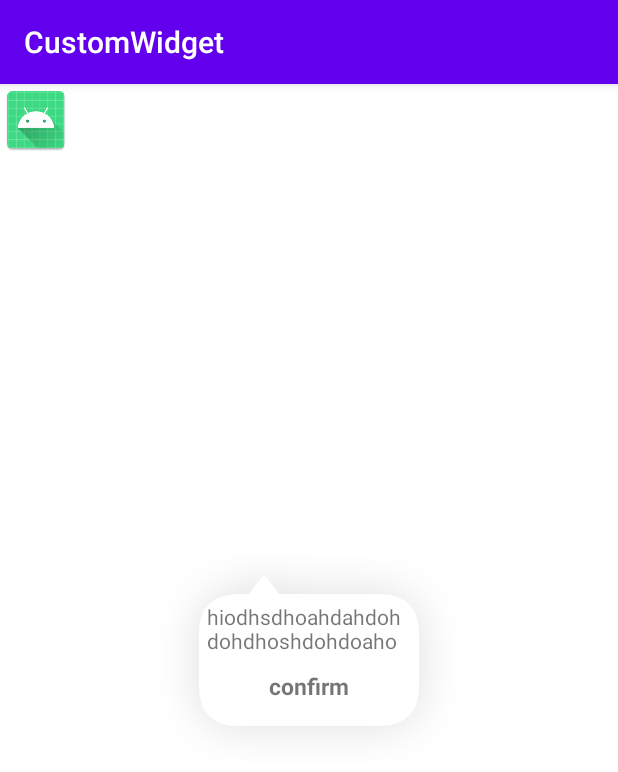
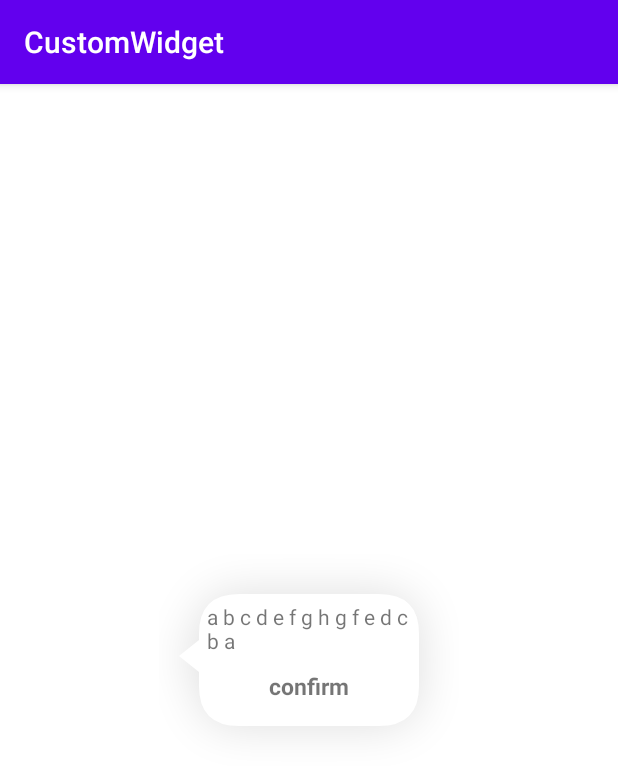
Before and after one commit to LucasDevelop/CustomView, an Android app: the ShadowActivity screen opened directly, with no data from a screen before it, on a phone screen of 412 x 824 dp. Shown: the top 772 px of the screen. Run offline under Robolectric (Android 15) with nearby library versions, the phone set to English and light mode, and no system bars.

Commit message:
自定义阴影、角标容器控件

```diff
--- a/app/src/main/java/com/cj/customwidget/page/ShadowActivity.kt
+++ b/app/src/main/java/com/cj/customwidget/page/ShadowActivity.kt
@@ -14,19 +14,5 @@ class ShadowActivity : AppCompatActivity() {
     override fun onCreate(savedInstanceState: Bundle?) {
         super.onCreate(savedInstanceState)
         setContentView(R.layout.activity_shadow)
-        v_content.viewTreeObserver.addOnGlobalLayoutListener(object :ViewTreeObserver.OnGlobalLayoutListener{
-            override fun onGlobalLayout() {
-                "w:${v_content.width},h:${v_content.height}".p()
-                "w:${v_shadow.width},h:${v_shadow.height}".p()
-                "mw:${v_shadow.measuredWidth},mh:${v_shadow.measuredHeight}".p()
-            }
-        })
-        v_temp.outlineProvider = object :ViewOutlineProvider(){
-            override fun getOutline(view: View, outline: Outline) {
-                outline.alpha = 0.5f
-                outline.setRoundRect(0,0,view.width,view.height,20f)
-            }
-        }
-        v_temp.clipToOutline = true
     }
 }
--- a/app/src/main/java/com/cj/customwidget/widget/ShadowGroup.kt
+++ b/app/src/main/java/com/cj/customwidget/widget/ShadowGroup.kt
@@ -38,7 +38,6 @@ class ShadowGroup : FrameLayout {
     }
 
     private val shadowPaint = Paint()
-    private val shadowRectF = RectF()
     val path = Path()
     private val defPadding = 40f
     private var shadowDx = 0f
@@ -48,7 +47,7 @@ class ShadowGroup : FrameLayout {
     private var shadowColor = Color.parseColor("#22000000")
     private var bgColor = Color.WHITE//背景色
     private var indicatorOrientation = -1//指针方向
-    private var indicatorMargin = 50f//指针偏移量
+    private var indicatorMargin = 0.2f//指针偏移百分比（基于当前宽高）0~1
 
     private fun initView(context: Context, attrs: AttributeSet?) {
         attrs?.apply {
@@ -59,7 +58,9 @@ class ShadowGroup : FrameLayout {
             shadowMaxHeight = obtain.getDimension(R.styleable.ShadowGroup_shadowMaxHeight, shadowMaxHeight)
             shadowColor = obtain.getColor(R.styleable.ShadowGroup_shadowColor, shadowColor)
             bgColor = obtain.getColor(R.styleable.ShadowGroup_shadowBgColor, bgColor)
-            indicatorOrientation = obtain.getInt(R.styleable.ShadowGroup_indicatorOrientation, indicatorOrientation)
+            indicatorMargin = obtain.getFloat(R.styleable.ShadowGroup_shadowIndicatorMargin, indicatorMargin)
+            indicatorOrientation =
+                obtain.getInt(R.styleable.ShadowGroup_shadowIndicatorOrientation, indicatorOrientation)
             obtain.recycle()
         }
         //关闭硬件加速
@@ -68,59 +69,50 @@ class ShadowGroup : FrameLayout {
         shadowPaint.style = Paint.Style.FILL
         shadowPaint.color = bgColor
 
+        //设置padding防止子控件挡住投影
         setPadding(defPadding.toInt(), defPadding.toInt(), defPadding.toInt(), defPadding.toInt())
     }
 
     override fun onMeasure(widthMeasureSpec: Int, heightMeasureSpec: Int) {
-//        val sizeW = MeasureSpec.getSize(widthMeasureSpec)
-//        val modeW = MeasureSpec.getMode(widthMeasureSpec)
-//        var sizeH = MeasureSpec.getSize(heightMeasureSpec)
-//        val modeH = MeasureSpec.getMode(heightMeasureSpec)
-//        //增加控件大小，用于空出多余的空间显示阴影
-//        var newW: Int = widthMeasureSpec
-//        if (modeW == MeasureSpec.AT_MOST) {
-//            newW = MeasureSpec.makeMeasureSpec((sizeW + defPadding * 2).toInt(), modeW)
-//        }
-//        var newH = heightMeasureSpec
-//        if (modeH == MeasureSpec.AT_MOST) {
-//            newH = MeasureSpec.makeMeasureSpec((sizeH ).toInt(), modeH)
-//        }
-
-//        "sizeW:$sizeW,sizeH:$sizeH    newW:${sizeW + defPadding * 2},newH:${sizeH + defPadding * 2}".p()
-//        if (shadowMaxHeight > 0 && sizeH > shadowMaxHeight) {//限制最大高度
-//            sizeH = shadowMaxHeight.toInt()
-//            newH = MeasureSpec.makeMeasureSpec((sizeH + defPadding * 2).toInt(), modeH)
-//        }
-
-//        super.onMeasure(newW, newH)
-//        getChildAt(0).measure(widthMeasureSpec,heightMeasureSpec)
-
-        (getChildAt(0).layoutParams as LayoutParams).gravity = Gravity.CENTER
+        if (childCount > 1) {
+            throw IllegalArgumentException("ShadowGroup 只允许有一个子控件。")
+        }
+        if (childCount == 1)
+            (getChildAt(0).layoutParams as LayoutParams).gravity = Gravity.CENTER
         super.onMeasure(widthMeasureSpec, heightMeasureSpec)
     }
 
-    override fun onLayout(changed: Boolean, left: Int, top: Int, right: Int, bottom: Int) {
-        super.onLayout(changed, left, top, right, bottom)
-//        shadowRectF.left = if (paddingLeft > 0) paddingLeft.toFloat() else defPadding
-//        shadowRectF.right = width.toFloat() - if (paddingRight > 0) paddingRight.toFloat() else defPadding
-//        shadowRectF.top = if (paddingTop > 0) paddingTop.toFloat() else defPadding
-//        shadowRectF.bottom = height.toFloat() - if (paddingBottom > 0) paddingBottom.toFloat() else defPadding
-        //让子控件居中
-//        getChildAt(0).apply {
-//            layout(defPadding.toInt(),defPadding.toInt(), (defPadding+measuredWidth).toInt(),
-//                (defPadding+measuredHeight).toInt()
-//            )
-//        }
+    override fun dispatchDraw(canvas: Canvas) {
+        var indMargin = 0   //指针偏移量
+        when (indicatorOrientation) {
+            ORIENTATION_TOP, ORIENTATION_BOTTOM -> {
+                indMargin = (indicatorMargin * width).toInt()
+            }
+            ORIENTATION_LEFT, ORIENTATION_RIGHT -> {
+                indMargin = (indicatorMargin * height).toInt()
+            }
+        }
 
+        //指针大小
+        val indicatorH = defPadding * 0.4
+        val indicatorW = defPadding * 0.8
+
+        shadowPaint.setShadowLayer(shadowRadius, shadowDx, shadowDy, shadowColor)
+        //绘制形状
         path.moveTo(defPadding, defPadding + shadowRadius)
         path.quadTo(defPadding, defPadding, defPadding + shadowRadius, defPadding)
-        if (indicatorOrientation == ORIENTATION_TOP) {
-            path.lineTo(defPadding + indicatorMargin, defPadding)
-            path.lineTo(defPadding + indicatorMargin + 15, defPadding / 2)
-            path.lineTo(defPadding + indicatorMargin + 30, defPadding)
+        if (indicatorOrientation == ORIENTATION_TOP) {//top指针
+            path.lineTo(indMargin - defPadding / 2, defPadding)
+            path.lineTo((indMargin - defPadding / 2 + indicatorH).toFloat(), defPadding / 2)
+            path.lineTo((indMargin - defPadding / 2 + indicatorW).toFloat(), defPadding)
         }
         path.lineTo(width - defPadding - shadowRadius, defPadding)
         path.quadTo(width - defPadding, defPadding, width - defPadding, defPadding + shadowRadius)
+        if (indicatorOrientation == ORIENTATION_RIGHT) {//right指针
+            path.lineTo(width - defPadding, indMargin - defPadding / 2)
+            path.lineTo(width - defPadding/2, (indMargin - defPadding / 2 + indicatorH).toFloat())
+            path.lineTo(width - defPadding, (indMargin - defPadding / 2 + indicatorW).toFloat())
+        }
         path.lineTo(width - defPadding, height - defPadding - shadowRadius)
         path.quadTo(
             width - defPadding,
@@ -128,28 +120,20 @@ class ShadowGroup : FrameLayout {
             width - defPadding - shadowRadius,
             height - defPadding
         )
+        if (indicatorOrientation == ORIENTATION_BOTTOM) {//bottom指针
+            path.lineTo(indMargin - defPadding / 2, height - defPadding)
+            path.lineTo((indMargin - defPadding / 2 + indicatorH).toFloat(), height - defPadding / 2)
+            path.lineTo((indMargin - defPadding / 2 + indicatorW).toFloat(),height -  defPadding)
+        }
         path.lineTo(defPadding + shadowRadius, height - defPadding)
         path.quadTo(defPadding, height - defPadding, defPadding, height - defPadding - shadowRadius)
+        if (indicatorOrientation == ORIENTATION_LEFT) {//left指针
+            path.lineTo( defPadding, indMargin - defPadding / 2)
+            path.lineTo(defPadding/2, (indMargin - defPadding / 2 + indicatorH).toFloat())
+            path.lineTo( defPadding, (indMargin - defPadding / 2 + indicatorW).toFloat())
+        }
         path.lineTo(defPadding, defPadding + shadowRadius)
-
-        //切割
-
-
-//        getChildAt(0).outlineProvider = object :ViewOutlineProvider(){
-//            override fun getOutline(view: View, outline: Outline) {
-////                outline.setConvexPath(path)
-//                outline.setOval(0,0,view.width,view.height)
-//            }
-//        }
-//        getChildAt(0).clipToOutline = true
-    }
-
-    override fun dispatchDraw(canvas: Canvas) {
-        shadowPaint.setShadowLayer(shadowRadius, shadowDx, shadowDy, shadowColor)
-//        canvas.drawRoundRect(shadowRectF, shadowRadius, shadowRadius, shadowPaint)
-
         canvas.drawPath(path, shadowPaint)
-//        canvas.save()
         super.dispatchDraw(canvas)
     }
 }
--- a/app/src/main/res/layout/activity_shadow.xml
+++ b/app/src/main/res/layout/activity_shadow.xml
@@ -7,21 +7,12 @@
     android:background="#fff"
     tools:context=".page.ShadowActivity">
 
-    <FrameLayout
-        android:layout_width="wrap_content"
-        android:layout_height="wrap_content">
-        <ImageView
-            android:id="@+id/v_temp"
-            android:src="@mipmap/ic_launcher"
-            android:layout_width="wrap_content"
-            android:layout_height="wrap_content"/>
-    </FrameLayout>
-
         <com.cj.customwidget.widget.ShadowGroup
             android:id="@+id/v_shadow"
             android:layout_gravity="center"
             android:layout_width="200dp"
-            app:indicatorOrientation="top"
+            app:shadowIndicatorMargin="0.5"
+            app:shadowIndicatorOrientation="left"
             android:layout_height="wrap_content">
 
             <LinearLayout
@@ -37,7 +28,7 @@
                     android:id="@+id/v_list"
                     android:layout_width="match_parent"
                     android:layout_height="wrap_content"
-                    android:text="hiodhsdhoahdahdohdohdhoshdohdoaho"
+                    android:text="a b c d e f g h g f e d c b a"
                     app:layout_constraintLeft_toLeftOf="parent"
                     app:layout_constraintRight_toRightOf="parent"
                     app:layout_constraintTop_toTopOf="parent" />
--- a/app/src/main/res/values/attrs.xml
+++ b/app/src/main/res/values/attrs.xml
@@ -50,7 +50,8 @@
         <attr name="shadowRadius" format="dimension" />
         <attr name="shadowMaxHeight" format="dimension" />
         <attr name="shadowBgColor" format="color" />
-        <attr name="indicatorOrientation" format="enum">
+        <attr name="shadowIndicatorMargin" format="float" />
+        <attr name="shadowIndicatorOrientation" format="enum">
             <enum name="top" value="0" />
             <enum name="left" value="1" />
             <enum name="right" value="2" />
```
